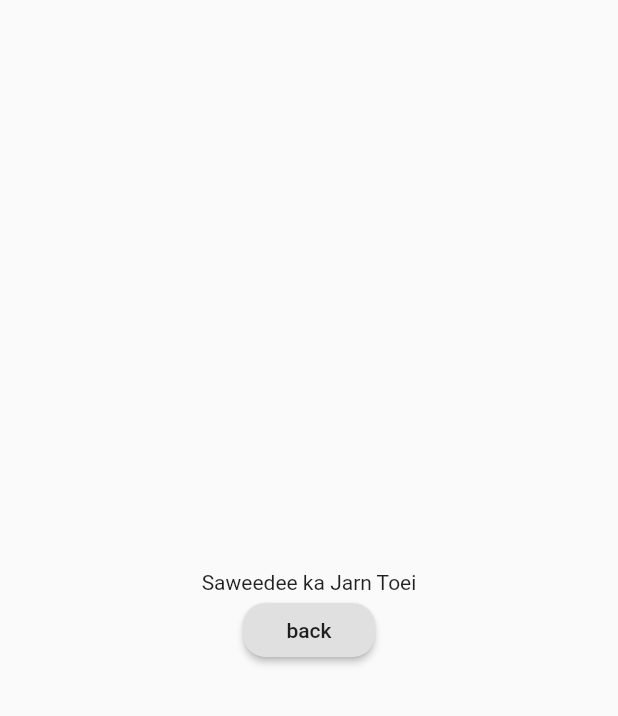
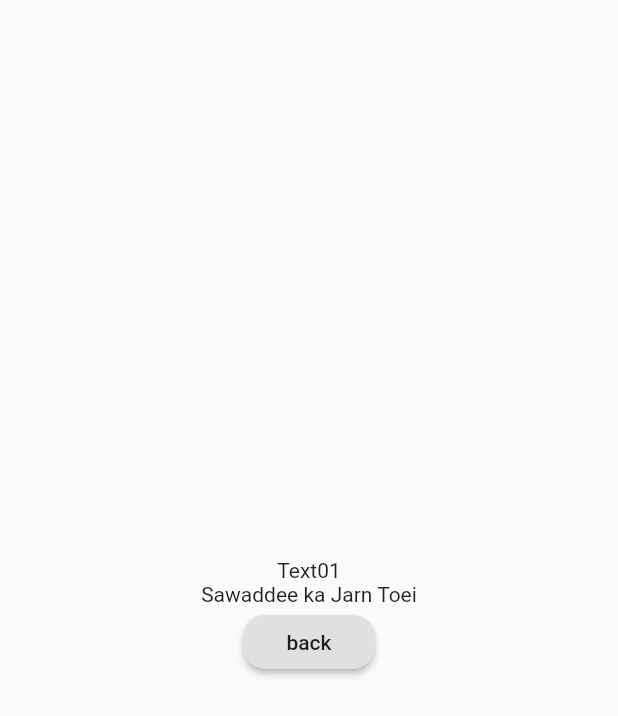
Before and after one commit to KavisaraSrisuwatcharee/CSC-KMUTT, a Flutter app: the Page01 screen opened directly, on a phone screen of 412 x 824 dp. Shown: the top 716 px of the screen. Run offline on Flutter 3.47's test engine with Material 2 defaults, Android fonts, the phone set to English and light mode, and no system bars.

Commit message:
[UPDATE] some context

```diff
--- a/CSC234/NevigationHW/lib/main.dart
+++ b/CSC234/NevigationHW/lib/main.dart
@@ -56,7 +56,7 @@ class _HomePageState extends State<HomePage> {
                       color: Colors.amber,
                       onPressed: () {
                         var value = textController.text;
-                        if (value.isEmpty) {
+                        if (!value.isEmpty) {
                           if (value == 'text01') {
                             Navigator.push(
                                 context,
@@ -107,7 +107,8 @@ class Page01 extends StatelessWidget {
           crossAxisAlignment: CrossAxisAlignment.center,
           mainAxisAlignment: MainAxisAlignment.center,
           children: [
-            Text('Saweedee ka Jarn Toei'),
+            Text('Text01'),
+            Text('Sawaddee ka Jarn Toei'),
             RaisedButton(
                 onPressed: () {
                   Navigator.of(context).pop();
@@ -136,7 +137,8 @@ class Page02 extends StatelessWidget {
           crossAxisAlignment: CrossAxisAlignment.center,
           mainAxisAlignment: MainAxisAlignment.center,
           children: [
-            Text('Saweedee ka Jarn Toei'),
+            Text('Text02'),
+            Text('Sawaddee ka Jarn Toei'),
             RaisedButton(
                 onPressed: () {
                   Navigator.of(context).pop();
@@ -166,6 +168,7 @@ class UnknownPage extends StatelessWidget {
           mainAxisAlignment: MainAxisAlignment.center,
           children: [
             Text('Mai mee information'),
+            Text('404 page not found'),
             RaisedButton(
                 onPressed: () {
                   Navigator.of(context).pop();
```
